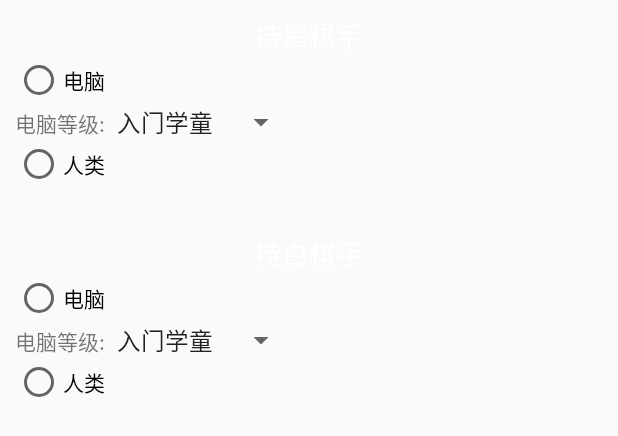
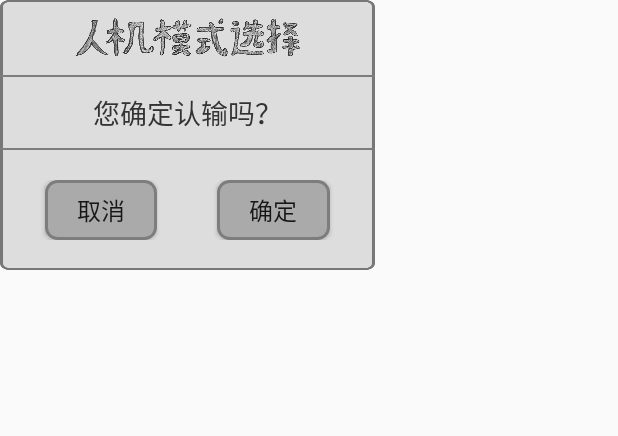
Before and after one commit to JerryZheng7716/Gobang_Android, an Android app: the layout give_up_dialog.xml on its own in the app's theme, with its tools: preview values and no code run, on a phone screen of 412 x 824 dp. Shown: the top 436 px of the screen. Run offline under Robolectric (Android 15) with nearby library versions, the phone set to English and light mode, and no system bars.

Commit message:
修复音效按钮错误，加入认输按钮功能

```diff
--- a/app/src/main/java/com/emc2/www/gobang/util/Chess.java
+++ b/app/src/main/java/com/emc2/www/gobang/util/Chess.java
@@ -22,6 +22,4 @@ public class Chess {
     public void setColor(Color color) {
         this.color = color;
     }
-
-
 }
--- a/app/src/main/java/com/emc2/www/gobang/util/HandlerMessage.java
+++ b/app/src/main/java/com/emc2/www/gobang/util/HandlerMessage.java
@@ -2,7 +2,8 @@ package com.emc2.www.gobang.util;
 
 public class HandlerMessage {
     public static final int DEFEAT = 1;
-    public static final int SHOW_DIALOG = 2;
+    public static final int SHOW_WIN_DIALOG = 2;
     public static final int JUMP_BLACK = 3;
     public static final int JUMP_WHITE = 4;
+    public static final int SHOW_DRAW_DIALOG = 5;
 }
--- a/app/src/main/res/anim/alpha.xml
+++ b/app/src/main/res/anim/alpha.xml
@@ -7,5 +7,5 @@
         android:fromAlpha="1.0"
         android:toAlpha="0.0"
         android:startOffset="500"
-        android:duration="1000"/>
+        android:duration="1000" />
 </set>
--- a/app/src/main/res/anim/wait.xml
+++ b/app/src/main/res/anim/wait.xml
@@ -4,5 +4,5 @@
         android:fromAlpha="1.0"
         android:toAlpha="1.0"
         android:startOffset="500"
-        android:duration="500"/>
+        android:duration="500" />
 </set>
--- a/app/src/main/res/layout/give_up_dialog.xml
+++ b/app/src/main/res/layout/give_up_dialog.xml
@@ -1,92 +1,67 @@
 <?xml version="1.0" encoding="utf-8"?>
 <LinearLayout xmlns:android="http://schemas.android.com/apk/res/android"
-    android:layout_width="match_parent"
-    android:layout_height="match_parent"
+    android:layout_width="250dp"
+    android:layout_height="180dp"
+    android:background="@drawable/ic_dialog"
     android:orientation="vertical"
-    android:padding="10dp">
+    android:paddingTop="10dp">
+
+    <ImageView
+        android:layout_width="150dp"
+        android:layout_height="30dp"
+        android:layout_gravity="center"
+        android:src="@drawable/model_chose" />
+
+    <ImageView
+        android:layout_width="match_parent"
+        android:layout_height="wrap_content"
+        android:layout_marginBottom="10dp"
+        android:layout_marginTop="10dp"
+        android:background="@drawable/under_line_black" />
 
     <TextView
         android:layout_width="wrap_content"
         android:layout_height="wrap_content"
-        android:layout_gravity="center_horizontal"
-        android:text="@string/black_player"
-        android:textColor="@android:color/white"
-        android:textSize="8pt" />
+        android:layout_gravity="center"
+        android:text="@string/give_up_text"
+        android:textColor="@color/dialog_text"
+        android:textSize="@dimen/dialog_tittle_size" />
 
-    <RadioGroup
-        android:layout_width="wrap_content"
-        android:layout_height="wrap_content">
+    <ImageView
+        android:layout_width="match_parent"
+        android:layout_height="wrap_content"
+        android:layout_marginBottom="10dp"
+        android:layout_marginTop="10dp"
+        android:background="@drawable/under_line_black" />
 
-        <RadioButton
-            android:id="@+id/radio_ai_black"
-            android:layout_width="wrap_content"
-            android:layout_height="wrap_content"
-            android:text="@string/computer" />
+    <LinearLayout
+        android:layout_width="match_parent"
+        android:layout_height="wrap_content"
+        android:layout_gravity="center"
+        android:layout_margin="10dp"
+        android:gravity="center"
+        android:orientation="horizontal">
 
-        <LinearLayout
-            android:layout_width="wrap_content"
-            android:layout_height="wrap_content">
+        <Button
+            android:id="@+id/cancel_btn"
+            android:layout_width="0dp"
+            android:layout_height="@dimen/dialog_button_height"
+            android:layout_marginEnd="20dp"
+            android:layout_marginStart="20dp"
+            android:layout_weight="1"
+            android:background="@drawable/button_frame"
+            android:text="取消"
+            android:textSize="16sp" />
 
-            <TextView
-                android:id="@+id/black_level_text"
-                android:layout_width="wrap_content"
-                android:layout_height="wrap_content"
-                android:text="@string/computer_level" />
-
-            <Spinner
-                android:id="@+id/black_level"
-                android:layout_width="wrap_content"
-                android:layout_height="wrap_content"
-                android:entries="@array/game_level" />
-        </LinearLayout>
-
-        <RadioButton
-            android:id="@+id/radio_human_black"
-            android:layout_width="wrap_content"
-            android:layout_height="wrap_content"
-            android:text="@string/human" />
-    </RadioGroup>
-
-    <TextView
-        android:layout_width="wrap_content"
-        android:layout_height="wrap_content"
-        android:layout_gravity="center_horizontal"
-        android:layout_marginTop="30dp"
-        android:text="@string/white_player"
-        android:textColor="@android:color/white"
-        android:textSize="8pt" />
-
-    <RadioGroup
-        android:layout_width="wrap_content"
-        android:layout_height="wrap_content">
-
-        <RadioButton
-            android:id="@+id/radio_ai_white"
-            android:layout_width="wrap_content"
-            android:layout_height="wrap_content"
-            android:text="@string/computer" />
-
-        <LinearLayout
-            android:layout_width="wrap_content"
-            android:layout_height="wrap_content">
-
-            <TextView
-                android:id="@+id/white_level_text"
-                android:layout_width="wrap_content"
-                android:layout_height="wrap_content"
-                android:text="@string/computer_level" />
-
-            <Spinner
-                android:id="@+id/white_level"
-                android:layout_width="wrap_content"
-                android:layout_height="wrap_content"
-                android:entries="@array/game_level" />
-        </LinearLayout>
-
-        <RadioButton
-            android:id="@+id/radio_human_white"
-            android:layout_width="wrap_content"
-            android:layout_height="wrap_content"
-            android:text="@string/human" />
-    </RadioGroup>
+        <Button
+            android:id="@+id/ok_btn"
+            android:layout_width="0dp"
+            android:layout_height="@dimen/dialog_button_height"
+            android:layout_marginEnd="20dp"
+            android:layout_marginStart="20dp"
+            android:layout_weight="1"
+            android:background="@drawable/button_frame"
+            android:text="确定"
+            android:textSize="16sp" />
+    </LinearLayout>
 </LinearLayout>
--- /dev/null
+++ b/app/src/main/res/values/dimens.xml
@@ -0,0 +1,5 @@
+<?xml version="1.0" encoding="utf-8"?>
+<resources>
+    <dimen name="dialog_tittle_size">8pt</dimen>
+    <dimen name="dialog_button_height">40dp</dimen>
+</resources>
--- a/app/src/main/res/values/strings.xml
+++ b/app/src/main/res/values/strings.xml
@@ -8,6 +8,7 @@
     <string name="computer">电脑</string>
     <string name="human">人类</string>
     <string name="computer_level">电脑等级: </string>
+    <string name="give_up_text">您确定认输吗？</string>
     <string-array name="game_level">
         <item>入门学童</item>
         <item>小有研究</item>
```
Also changed, not shown: app/src/main/java/com/emc2/www/gobang/activity/MainActivity.java (+39 -14 lines), app/src/main/java/com/emc2/www/gobang/ai/AiTread.java (+9 -3 lines), app/src/main/java/com/emc2/www/gobang/view/ChessView.java (+6 -3 lines), app/src/main/java/com/emc2/www/gobang/view/GiveUpDialog.java (+43 -0 lines), app/src/main/java/com/emc2/www/gobang/view/ModelDialog.java (+1 -7 lines), app/src/main/java/com/emc2/www/gobang/view/WinDialog.java (+8 -0 lines), app/src/main/res/drawable/black_chess_jump.xml (+36 -12 lines), app/src/main/res/drawable/logo.xml (+72 -24 lines), app/src/main/res/drawable/wihte_chess_jump.xml (+36 -12 lines), app/src/main/res/layout/activity_main.xml (+39 -23 lines), app/src/main/res/layout/model_dialog.xml (+4 -4 lines), app/src/main/res/layout/welcome_activity.xml (+4 -4 lines), app/src/main/res/menu/main_menu.xml (+6 -4 lines).
